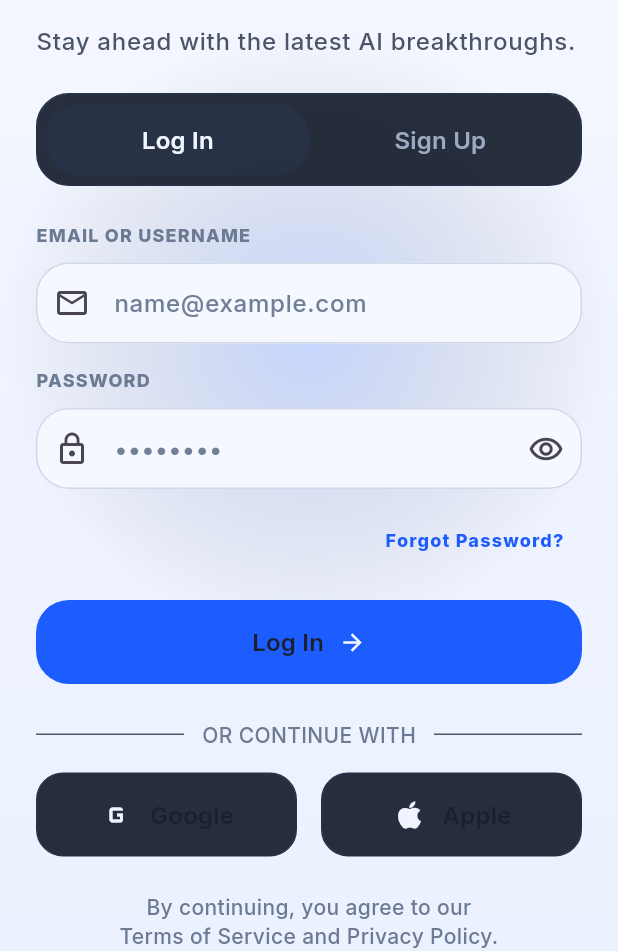
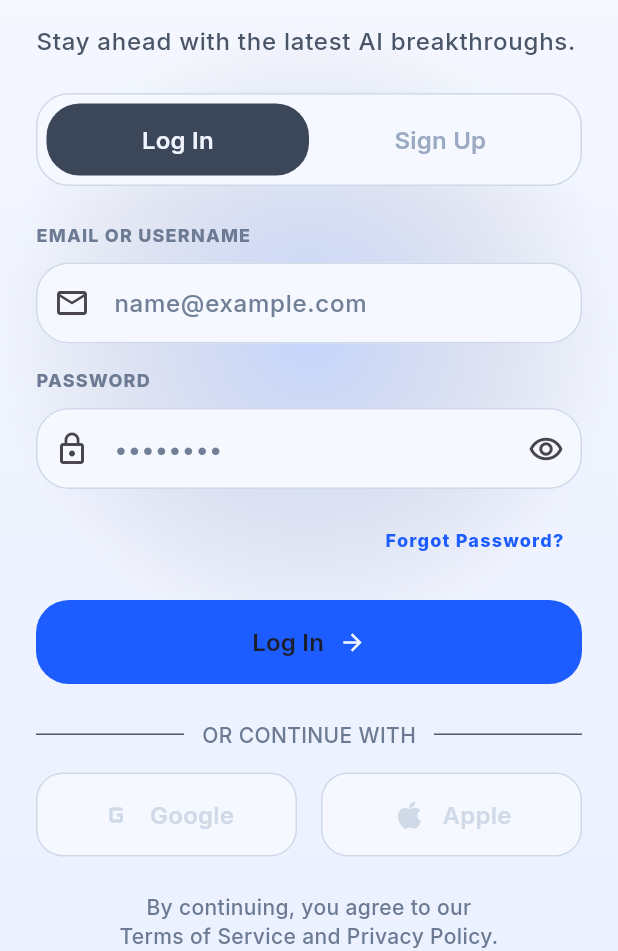
Before and after one commit to derrickjayrom/ainexusapp, a Flutter app: the screen it shows after launch, after a tap on "Get Started", on a phone screen of 412 x 824 dp, the part 285-1236 px from its top. Run offline on Flutter 3.47's test engine with Material 3 defaults, Android fonts, the phone set to English and light mode, and no system bars; our stand-ins replace flutter_riverpod, go_router, google_fonts, shared_preferences; missing offline and left inert: device_frame.

Commit message:
feat: Implement dark mode color variations for various UI components including segmented tabs, login buttons, navigation bar, and news cards.

```diff
--- a/lib/design/widgets/segmented_tabs.dart
+++ b/lib/design/widgets/segmented_tabs.dart
@@ -20,12 +20,15 @@
 
   @override
   Widget build(BuildContext context) {
+    final isDark = Theme.of(context).brightness == Brightness.dark;
     return Container(
       padding: const EdgeInsets.all(6),
       decoration: BoxDecoration(
-        color: AppColors.surface2.withValues(alpha: 0.9),
+        color: isDark ? AppColors.surface2Dark : AppColors.surface2Light,
         borderRadius: AppRadius.rLg,
-        border: Border.all(color: AppColors.stroke),
+        border: Border.all(
+          color: isDark ? AppColors.strokeDark : AppColors.strokeLight,
+        ),
       ),
       child: Row(
         children: [
--- a/lib/features/auth/presentation/login_screen.dart
+++ b/lib/features/auth/presentation/login_screen.dart
@@ -203,22 +203,33 @@
 
   @override
   Widget build(BuildContext context) {
+    final isDark = Theme.of(context).brightness == Brightness.dark;
     return InkWell(
       onTap: onTap,
       borderRadius: BorderRadius.circular(18),
       child: Container(
         height: 56,
         decoration: BoxDecoration(
-          color: AppColors.surface2.withValues(alpha: 0.9),
+          color: isDark ? AppColors.surface2Dark : AppColors.surface2Light,
           borderRadius: BorderRadius.circular(18),
-          border: Border.all(color: AppColors.stroke),
+          border: Border.all(
+            color: isDark ? AppColors.strokeDark : AppColors.strokeLight,
+          ),
         ),
         child: Row(
           mainAxisAlignment: MainAxisAlignment.center,
           children: [
-            Icon(icon, color: AppColors.textPrimary),
+            Icon(
+              icon,
+              color: isDark ? AppColors.strokeDark : AppColors.strokeLight,
+            ),
             const SizedBox(width: 10),
-            Text(label, style: Theme.of(context).textTheme.titleMedium),
+            Text(
+              label,
+              style: Theme.of(context).textTheme.titleMedium?.copyWith(
+                color: isDark ? AppColors.strokeDark : AppColors.strokeLight,
+              ),
+            ),
           ],
         ),
       ),
--- a/lib/features/shell/app_shell.dart
+++ b/lib/features/shell/app_shell.dart
@@ -10,12 +10,16 @@
 
   @override
   Widget build(BuildContext context) {
+    final isDark = Theme.of(context).brightness == Brightness.dark;
+
     return Scaffold(
       body: AppBackground(
         child: navigationShell, // GoRouter renders the active branch here
       ),
       bottomNavigationBar: NavigationBar(
-        backgroundColor: AppColors.surface2.withValues(alpha: 0.95),
+        backgroundColor:
+            (isDark ? AppColors.surface2Dark : AppColors.surface2Light)
+                .withValues(alpha: 0.95),
         indicatorColor: AppColors.primary.withValues(alpha: 0.20),
         selectedIndex: navigationShell.currentIndex,
         onDestinationSelected: (idx) {
```
Also changed, not shown: lib/design/widgets/news_card.dart (+5 -2 lines).
